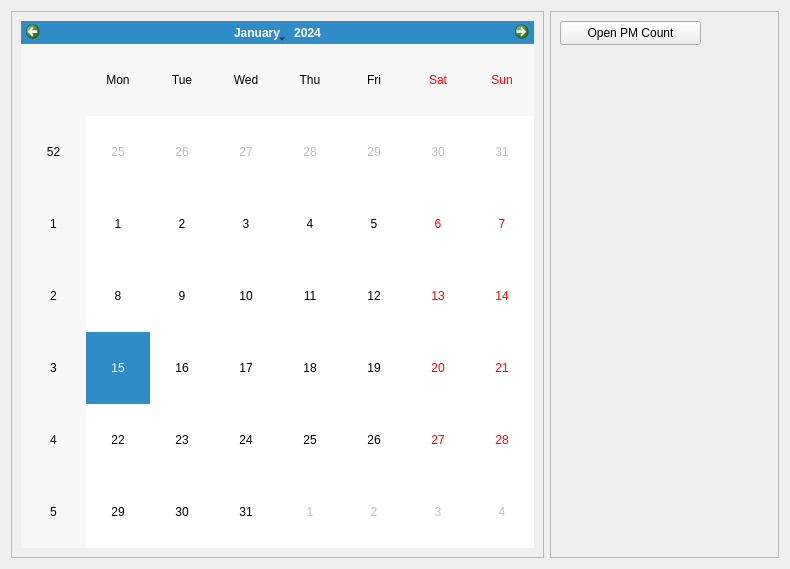
First picture: the form in ui/sub_Schedule.ui, repository JoonKai/WorkLog, before the edit.
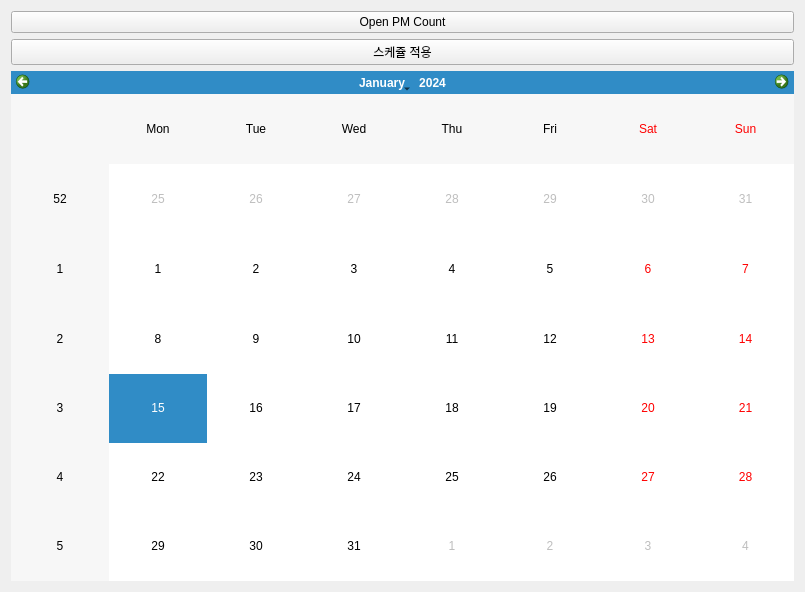
Second picture: the form after the edit.

What changed in the file:
```diff
--- a/ui/sub_Schedule.ui
+++ b/ui/sub_Schedule.ui
@@ -6,8 +6,8 @@
    <rect>
     <x>0</x>
     <y>0</y>
-    <width>790</width>
-    <height>569</height>
+    <width>805</width>
+    <height>592</height>
    </rect>
   </property>
   <property name="windowTitle">
@@ -15,51 +15,30 @@
   </property>
   <layout class="QGridLayout" name="gridLayout">
    <item row="0" column="0">
-    <layout class="QHBoxLayout" name="horizontalLayout" stretch="7,3">
+    <layout class="QVBoxLayout" name="verticalLayout" stretch="1,1,20">
      <item>
-      <widget class="QFrame" name="frame">
-       <property name="frameShape">
-        <enum>QFrame::Shape::StyledPanel</enum>
+      <widget class="QPushButton" name="btn_opencount">
+       <property name="sizePolicy">
+        <sizepolicy hsizetype="Minimum" vsizetype="Fixed">
+         <horstretch>0</horstretch>
+         <verstretch>0</verstretch>
+        </sizepolicy>
        </property>
-       <property name="frameShadow">
-        <enum>QFrame::Shadow::Raised</enum>
+       <property name="text">
+        <string>Open PM Count</string>
        </property>
-       <layout class="QGridLayout" name="gridLayout_2">
-        <item row="0" column="0">
-         <widget class="QCalendarWidget" name="calendarWidget"/>
-        </item>
-       </layout>
       </widget>
      </item>
      <item>
-      <widget class="QFrame" name="frame_2">
-       <property name="frameShape">
-        <enum>QFrame::Shape::StyledPanel</enum>
+      <widget class="QPushButton" name="pushButton">
+       <property name="text">
+        <string>스케쥴 적용</string>
        </property>
-       <property name="frameShadow">
-        <enum>QFrame::Shadow::Raised</enum>
-       </property>
-       <widget class="QPushButton" name="btn_opencount">
-        <property name="geometry">
-         <rect>
-          <x>10</x>
-          <y>10</y>
-          <width>141</width>
-          <height>24</height>
-         </rect>
-        </property>
-        <property name="sizePolicy">
-         <sizepolicy hsizetype="Minimum" vsizetype="Preferred">
-          <horstretch>0</horstretch>
-          <verstretch>0</verstretch>
-         </sizepolicy>
-        </property>
-        <property name="text">
-         <string>Open PM Count</string>
-        </property>
-       </widget>
       </widget>
      </item>
+     <item>
+      <widget class="QCalendarWidget" name="calendarWidget"/>
+     </item>
     </layout>
    </item>
   </layout>
```
